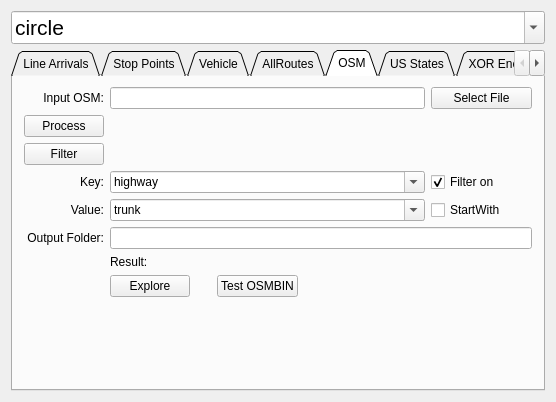
This is Widget.ui in Enthusiastic-Coder/tflTest as Qt 5 draws it before an edit. The edited form follows.
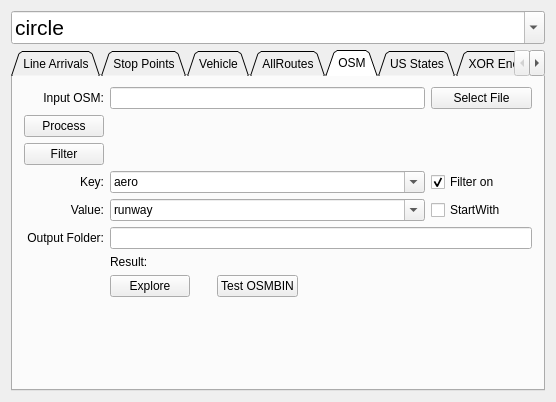
This is the edited form. The open tabs and pages were chosen to show the change.

Commit message: OSM runway/taxiway key/value

The edit to the form file:
```diff
--- a/Widget.ui
+++ b/Widget.ui
@@ -460,6 +460,11 @@
          <property name="editable">
           <bool>true</bool>
          </property>
+         <item>
+          <property name="text">
+           <string>aero</string>
+          </property>
+         </item>
          <item>
           <property name="text">
            <string>highway</string>
@@ -507,6 +512,16 @@
          <property name="editable">
           <bool>true</bool>
          </property>
+         <item>
+          <property name="text">
+           <string>runway</string>
+          </property>
+         </item>
+         <item>
+          <property name="text">
+           <string>taxiway</string>
+          </property>
+         </item>
          <item>
           <property name="text">
            <string>trunk</string>
```
Left out of the diff: 2 changed lines with no effect on the pictures.
